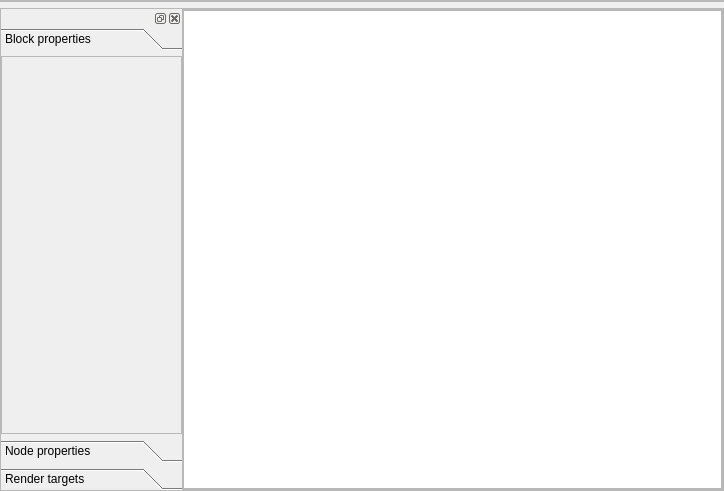
cccZone/tamy, file Code/Editor/TamyEditor/renderingpipelineeditor.ui: the form before one commit.
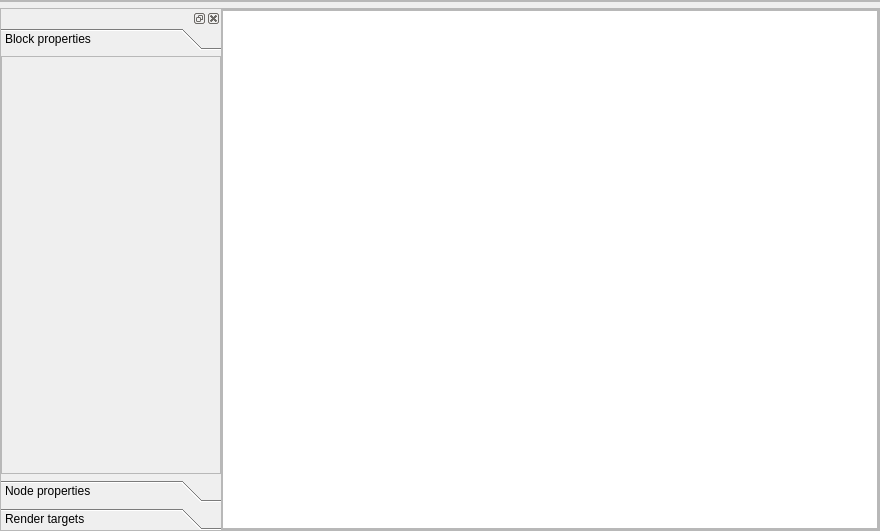
The form after the commit. The open tabs and pages were chosen to show the change.

Patch:
```diff
--- a/Code/Editor/TamyEditor/renderingpipelineeditor.ui
+++ b/Code/Editor/TamyEditor/renderingpipelineeditor.ui
@@ -6,8 +6,8 @@
    <rect>
     <x>0</x>
     <y>0</y>
-    <width>724</width>
-    <height>491</height>
+    <width>880</width>
+    <height>531</height>
    </rect>
   </property>
   <property name="windowTitle">
@@ -70,8 +70,8 @@
               <rect>
                <x>0</x>
                <y>0</y>
-               <width>184</width>
-               <height>378</height>
+               <width>220</width>
+               <height>418</height>
               </rect>
              </property>
              <attribute name="label">
@@ -94,8 +94,8 @@
                   <rect>
                    <x>0</x>
                    <y>0</y>
-                   <width>182</width>
-                   <height>376</height>
+                   <width>218</width>
+                   <height>416</height>
                   </rect>
                  </property>
                 </widget>
@@ -228,8 +228,8 @@
           <rect>
            <x>0</x>
            <y>0</y>
-           <width>539</width>
-           <height>479</height>
+           <width>656</width>
+           <height>519</height>
           </rect>
          </property>
          <layout class="QHBoxLayout" name="horizontalLayout_2">
```
Left out of the diff: 12 changed lines with no effect on the pictures.
